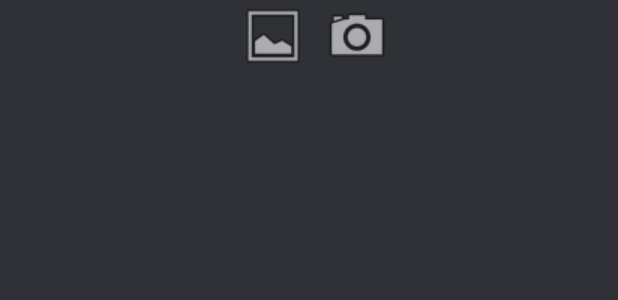
After one commit to anape03/chat-filiw, an Android app: the layout fragment_add_file.xml on its own in the app's theme, with its tools: preview values and no code run, on a phone screen of 412 x 824 dp. The commit adds this screen. Shown: the top 300 px of the screen. Run offline under Robolectric (Android 15) with nearby library versions, the phone set to English and light mode, and no system bars.

Commit message:
send message from consumer to activity_show_chat, added fragment xml for add file

```diff
--- a/app/src/main/java/com/example/filiw/backend/Consumer.java
+++ b/app/src/main/java/com/example/filiw/backend/Consumer.java
@@ -89,6 +89,7 @@ public class Consumer extends Node {
                     if (!mess.getNotification()){
                         client.writeToFile("[Consumer]: Message received: "+mess, false);
                         System.out.println(mess);
+                        client.getActivity().receiveMessage(mess); // send message to activity
                     }
                 }
             }
--- /dev/null
+++ b/app/src/main/res/layout/fragment_add_file.xml
@@ -0,0 +1,44 @@
+<?xml version="1.0" encoding="utf-8"?>
+<FrameLayout xmlns:android="http://schemas.android.com/apk/res/android"
+    xmlns:app="http://schemas.android.com/apk/res-auto"
+    xmlns:tools="http://schemas.android.com/tools"
+    android:layout_width="wrap_content"
+    android:layout_height="wrap_content"
+    android:layout_gravity="center_horizontal"
+    tools:context=".activities.activity_show_chat">
+
+    <LinearLayout
+        android:id="@+id/selectionBarLayout"
+        android:layout_width="match_parent"
+        android:layout_height="match_parent"
+        android:orientation="horizontal"
+        tools:ignore="UselessParent">
+
+        <ImageButton
+            android:id="@+id/show_chat_add_file_gallery"
+            android:layout_width="48dp"
+            android:layout_height="48dp"
+            android:layout_marginStart="8dp"
+            android:background="@android:drawable/ic_menu_gallery"
+            android:contentDescription="@string/gallery_button"
+            app:layout_constraintBottom_toBottomOf="parent"
+            app:layout_constraintStart_toStartOf="parent"
+            app:layout_constraintTop_toTopOf="parent"
+            app:layout_constraintVertical_bias="0.017"
+            tools:ignore="RedundantDescriptionCheck" />
+
+        <ImageButton
+            android:id="@+id/show_chat_add_file_camera"
+            android:layout_width="48dp"
+            android:layout_height="48dp"
+            android:layout_marginStart="8dp"
+            android:background="@android:drawable/ic_menu_camera"
+            android:contentDescription="@string/gallery_button"
+            app:layout_constraintBottom_toBottomOf="parent"
+            app:layout_constraintStart_toStartOf="parent"
+            app:layout_constraintTop_toTopOf="parent"
+            app:layout_constraintVertical_bias="0.017"
+            tools:ignore="RedundantDescriptionCheck" />
+
+    </LinearLayout>
+</FrameLayout>
--- a/app/src/main/res/values/strings.xml
+++ b/app/src/main/res/values/strings.xml
@@ -22,4 +22,5 @@
     <string name="go_back_button">Go back button</string>
     <string name="send_message_button">send message button</string>
     <string name="insert_file_button">insert file button</string>
+    <string name="gallery_button">gallery button</string>
 </resources>
```
Also changed, not shown: app/src/main/java/com/example/filiw/activities/activity_show_chat.java (+36 -6 lines), app/src/main/java/com/example/filiw/backend/Client.java (+23 -7 lines).
